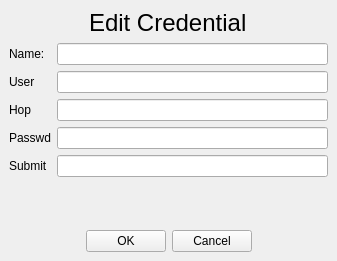
Above: MemTypeManager/credentialeditwindow.ui from oyzzo/MemTypeTool before the change. Below: the same form after it.
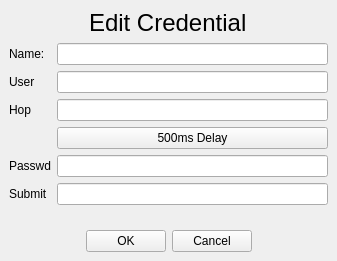
That is the form after the change. Icons and pictures are not drawn.

Commit message: Added remember PIN button. Added a button to add waits to the hop.

What changed in the file:
```diff
--- a/MemTypeManager/credentialeditwindow.ui
+++ b/MemTypeManager/credentialeditwindow.ui
@@ -63,26 +63,38 @@
       <item row="2" column="1">
        <widget class="QLineEdit" name="hopEdit"/>
       </item>
-      <item row="3" column="0">
+      <item row="4" column="0">
        <widget class="QLabel" name="label_4">
         <property name="text">
          <string>Passwd</string>
         </property>
        </widget>
       </item>
-      <item row="3" column="1">
+      <item row="4" column="1">
        <widget class="QLineEdit" name="passwdEdit"/>
       </item>
-      <item row="4" column="0">
+      <item row="5" column="0">
        <widget class="QLabel" name="label_5">
         <property name="text">
          <string>Submit</string>
         </property>
        </widget>
       </item>
-      <item row="4" column="1">
+      <item row="5" column="1">
        <widget class="QLineEdit" name="submitEdit"/>
       </item>
+      <item row="3" column="1">
+       <widget class="QPushButton" name="delayButton">
+        <property name="text">
+         <string>500ms Delay</string>
+        </property>
+        <property name="icon">
+         <iconset>
+          <normalon>:/img/time.png</normalon>
+         </iconset>
+        </property>
+       </widget>
+      </item>
      </layout>
     </item>
     <item>
```
The commit also changes 8 other files.
